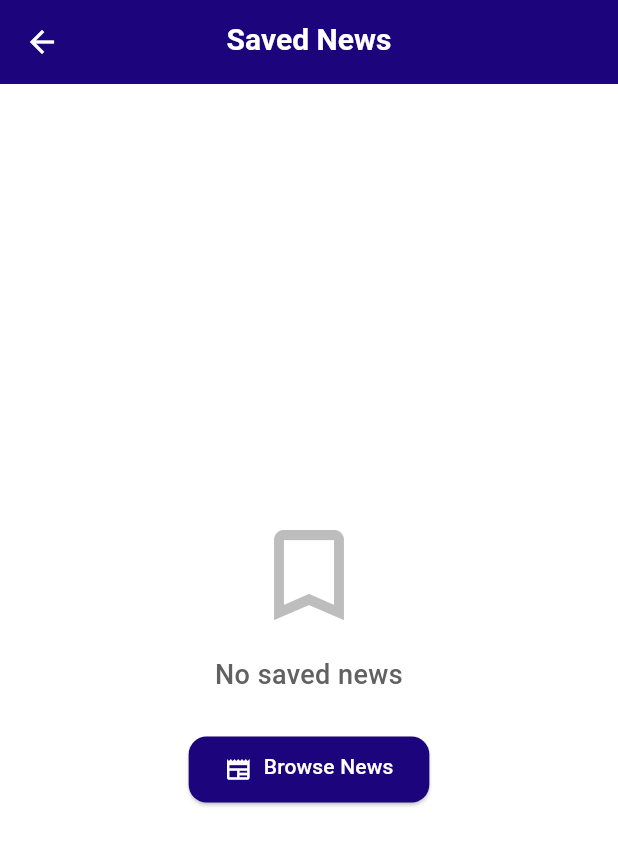
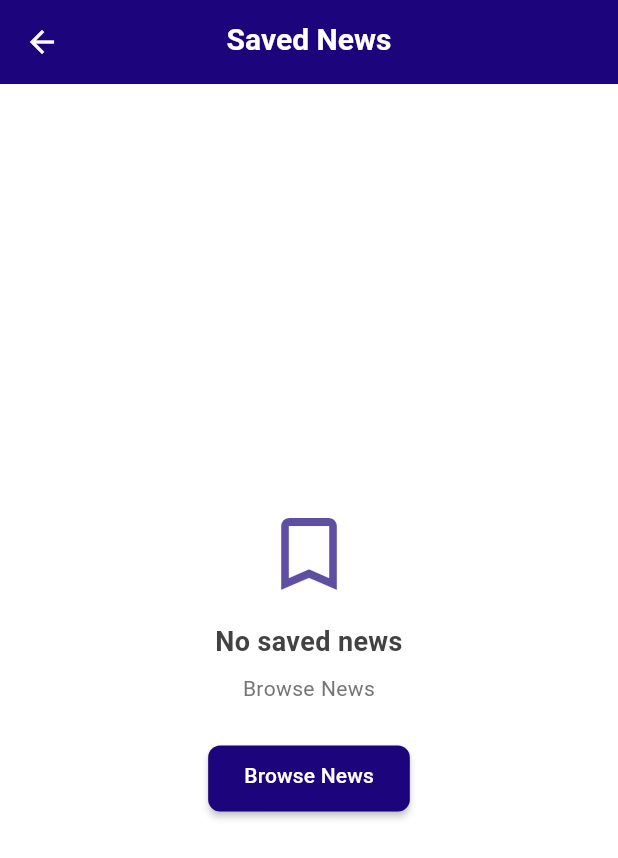
Before and after one commit to Noorchakari1/my-flutter-app, a Flutter app: the SavedNewsScreen screen opened by its route, on a phone screen of 412 x 824 dp. Shown: the top 858 px of the screen. Run offline on Flutter 3.47's test engine with Material 3 defaults, Android fonts, the phone set to English and light mode, and no system bars; our stand-ins replace cached_network_image, connectivity_plus, flutter_html, flutter_riverpod, riverpod_annotation, share_plus and 3 more; missing offline and left inert: webview_flutter_android; accounts and stored records are empty; generated files the repository leaves out were written again; network calls fail.

Commit message:
EmptyStateWidget implemented across all pages

```diff
--- a/lib/features/news/presentation/screens/saved_news_screen.dart
+++ b/lib/features/news/presentation/screens/saved_news_screen.dart
@@ -3,6 +3,7 @@ import 'package:flutter/material.dart';
 import 'package:flutter_riverpod/flutter_riverpod.dart';
 import '../../../../core/providers/theme_provider.dart';
 import '../../../../shared/constants/app_constants.dart';
+import '../../../../shared/widgets/empty_state_widget.dart';
 import '../../../news/data/providers/saved_news_provider.dart';
 import '../../data/models/news_model.dart';
 import 'news_detail_screen.dart';
@@ -61,45 +62,15 @@ class SavedNewsScreen extends ConsumerWidget {
   }
 
   Widget _buildEmptyState(BuildContext context, WidgetRef ref) {
-    final isDarkMode = Theme.of(context).brightness == Brightness.dark;
-
-    return Center(
-      child: Column(
-        mainAxisAlignment: MainAxisAlignment.center,
-        children: [
-          Icon(
-            Icons.bookmark_border,
-            size: 80,
-            color: isDarkMode ? Colors.grey.shade600 : Colors.grey.shade400,
-          ),
-          const SizedBox(height: 16),
-          Text(
-            _getText(context, ref, 'noSavedNews'),
-            style: TextStyle(
-              fontSize: 18,
-              fontWeight: FontWeight.w500,
-              color: isDarkMode ? Colors.grey.shade400 : Colors.grey.shade700,
-            ),
-            textAlign: TextAlign.center,
-          ),
-          const SizedBox(height: 24),
-          ElevatedButton.icon(
-            onPressed: () {
-              Navigator.of(context).pop();
-            },
-            icon: const Icon(Icons.newspaper),
-            label: Text(_getText(context, ref, 'browseNews')),
-            style: ElevatedButton.styleFrom(
-              backgroundColor: AppConstants.primaryColor,
-              foregroundColor: Colors.white,
-              padding: const EdgeInsets.symmetric(horizontal: 24, vertical: 12),
-              shape: RoundedRectangleBorder(
-                borderRadius: BorderRadius.circular(12),
-              ),
-            ),
-          ),
-        ],
-      ),
+    return EmptyStateWidget(
+      icon: Icons.bookmark_border,
+      message: _getText(context, ref, 'noSavedNews'),
+      subMessage: _getText(context, ref, 'browseNews'),
+      actionLabel: _getText(context, ref, 'browseNews'),
+      onActionPressed: () {
+        Navigator.of(context).pop();
+      },
+      iconColor: AppConstants.primaryColor.withAlpha(179),
     );
   }
 
--- a/lib/shared/constants/app_constants.dart
+++ b/lib/shared/constants/app_constants.dart
@@ -113,6 +113,7 @@ class AppConstants {
     'contactNav': 'تماس',
     'newsNav': 'اخبار',
     'jobOpportunities': 'فرصت های شغلی',
+    'noResults': 'نتیجه‌ای یافت نشد',
     'feedbackGuide': 'لطفاً نظریات/شکایات خود را با ما شریک سازید',
     'whatsapp': 'واتساپ',
     'email': 'ایمیل',
@@ -221,6 +222,7 @@ class AppConstants {
     'contactNav': 'اړیکه',
     'newsNav': 'خبرونه',
     'jobOpportunities': 'د کار فرصتونه',
+    'noResults': 'پایلې ونه موندل شوې',
     'feedbackGuide': 'مهرباني وکړئ خپل نظرونه/شکایتونه له موږ سره شریک کړئ',
     'whatsapp': 'واټساپ',
     'email': 'بریښنالیک',
@@ -329,6 +331,7 @@ class AppConstants {
     'contactNav': 'Contact',
     'newsNav': 'News',
     'jobOpportunities': 'Job Opportunities',
+    'noResults': 'No results found',
     'feedbackGuide': 'Please share your feedback with us',
     'whatsapp': 'WhatsApp',
     'email': 'Email',
--- a/lib/shared/screens/base_list_screen.dart
+++ b/lib/shared/screens/base_list_screen.dart
@@ -2,7 +2,6 @@ import 'package:flutter/material.dart';
 import 'package:flutter_riverpod/flutter_riverpod.dart';
 import '../../core/utils/localization_helper.dart';
 import '../../shared/constants/app_constants.dart';
-import '../../shared/widgets/loading_indicator.dart';
 import '../../shared/widgets/search_bar_widget.dart';
 
 /// Base class for list screens with common functionality
--- a/lib/shared/widgets/empty_state_widget.dart
+++ b/lib/shared/widgets/empty_state_widget.dart
@@ -2,19 +2,52 @@ import 'package:flutter/material.dart';
 import 'package:flutter_riverpod/flutter_riverpod.dart';
 
 import '../../core/utils/localization_helper.dart';
+import '../constants/app_constants.dart';
 
 /// A reusable widget for displaying empty states in a consistent way
+/// with enhanced visual appeal and animations
 class EmptyStateWidget extends ConsumerWidget {
+  /// Main message to display
   final String? message;
+
+  /// Optional secondary message with additional context
   final String? subMessage;
+
+  /// Icon to display above the message
   final IconData? icon;
+
+  /// Size of the icon
   final double? iconSize;
+
+  /// Color of the icon
   final Color? iconColor;
+
+  /// Style for the main message text
   final TextStyle? messageStyle;
+
+  /// Style for the sub-message text
   final TextStyle? subMessageStyle;
+
+  /// Padding around the entire widget
   final EdgeInsetsGeometry? padding;
+
+  /// Callback when the action button is pressed
   final VoidCallback? onActionPressed;
+
+  /// Label for the action button
   final String? actionLabel;
+
+  /// Whether to show a subtle animation
+  final bool animate;
+
+  /// Optional image asset path to display instead of an icon
+  final String? imagePath;
+
+  /// Height of the image if provided
+  final double? imageHeight;
+
+  /// Width of the image if provided
+  final double? imageWidth;
 
   const EmptyStateWidget({
     super.key,
@@ -28,6 +61,10 @@ class EmptyStateWidget extends ConsumerWidget {
     this.padding,
     this.onActionPressed,
     this.actionLabel,
+    this.animate = true,
+    this.imagePath,
+    this.imageHeight,
+    this.imageWidth,
   });
 
   @override
@@ -36,20 +73,26 @@ class EmptyStateWidget extends ConsumerWidget {
     final isDarkMode = theme.brightness == Brightness.dark;
     final isRTL = LocalizationHelper.isRTL(ref);
 
-    return Directionality(
-      textDirection: isRTL ? TextDirection.rtl : TextDirection.ltr,
-      child: Center(
-        child: Padding(
-          padding: padding ?? const EdgeInsets.all(24),
-          child: Column(
+    // Build the content that will be animated if animation is enabled
+    Widget content = Column(
       mainAxisAlignment: MainAxisAlignment.center,
       children: [
+        // Show either image or icon
+        if (imagePath != null) ...[
+          Image.asset(
+            imagePath!,
+            height: imageHeight ?? 120,
+            width: imageWidth,
+          ),
+        ] else ...[
           Icon(
             icon ?? Icons.search_off_rounded,
             size: iconSize ?? 64,
             color: iconColor ?? (isDarkMode ? Colors.grey.shade400 : Colors.grey.shade600),
           ),
+        ],
         const SizedBox(height: 16),
+        // Main message
         Text(
           message ?? LocalizationHelper.getText(ref, 'noResults'),
           style: messageStyle ?? TextStyle(
@@ -59,6 +102,7 @@ class EmptyStateWidget extends ConsumerWidget {
           ),
           textAlign: TextAlign.center,
         ),
+        // Optional sub-message
         if (subMessage != null) ...[
           const SizedBox(height: 8),
           Text(
@@ -70,20 +114,40 @@ class EmptyStateWidget extends ConsumerWidget {
             textAlign: TextAlign.center,
           ),
         ],
+        // Optional action button
         if (onActionPressed != null && actionLabel != null) ...[
           const SizedBox(height: 24),
           ElevatedButton(
             onPressed: onActionPressed,
             style: ElevatedButton.styleFrom(
-                    backgroundColor: theme.primaryColor,
+              backgroundColor: AppConstants.primaryColor,
               foregroundColor: Colors.white,
               padding: const EdgeInsets.symmetric(horizontal: 24, vertical: 12),
+              elevation: 2,
+              shape: RoundedRectangleBorder(
+                borderRadius: BorderRadius.circular(8),
+              ),
             ),
             child: Text(actionLabel!),
           ),
         ],
       ],
-          ),
+    );
+
+    // Apply animation if enabled
+    if (animate) {
+      content = AnimatedSwitcher(
+        duration: const Duration(milliseconds: 300),
+        child: content,
+      );
+    }
+
+    return Directionality(
+      textDirection: isRTL ? TextDirection.rtl : TextDirection.ltr,
+      child: Center(
+        child: Padding(
+          padding: padding ?? const EdgeInsets.all(24),
+          child: content,
         ),
       ),
     );
```
Also changed, not shown: lib/features/independent_directorates/presentation/screens/independent_directorates_screen.dart (+17 -34 lines), lib/features/ministries/presentation/screens/ministries_screen_new.dart (+17 -34 lines), lib/features/news/presentation/screens/news_screen.dart (+13 -48 lines), lib/features/provinces/presentation/screens/provinces_screen.dart (+17 -34 lines), 1 other file. Lines whose indentation alone changed are shown as unchanged.
